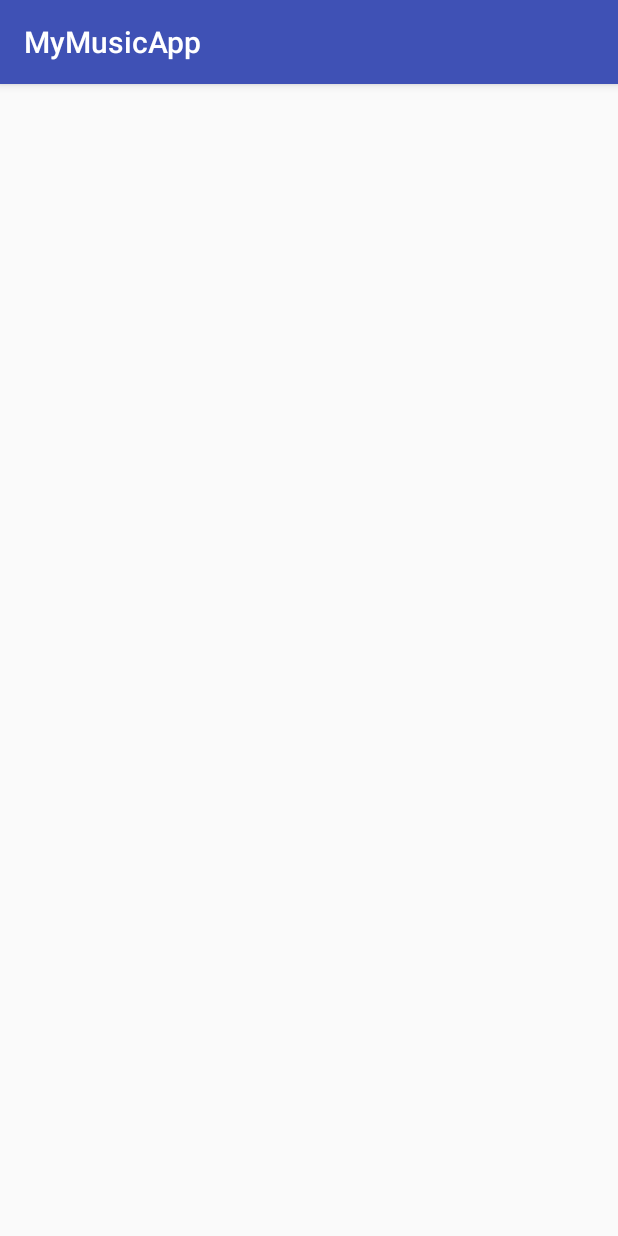
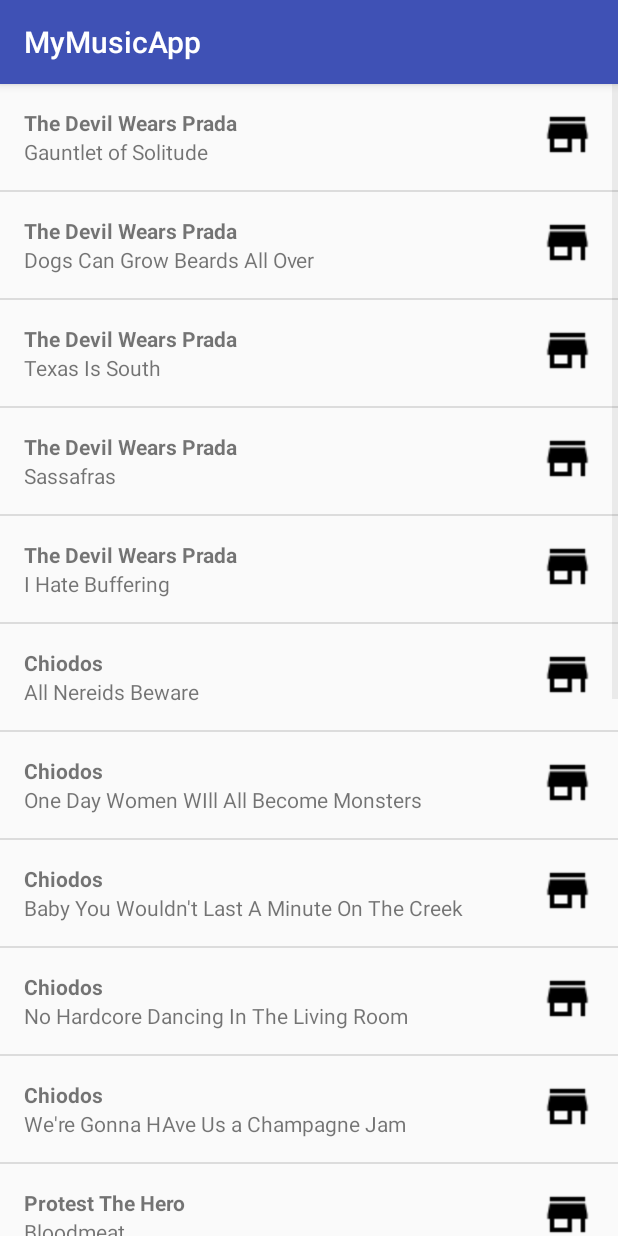
Before and after one commit to adinunzio10/MyMusicApp, an Android app: the StoreActivity screen opened directly, with no data from a screen before it, on a phone screen of 412 x 824 dp. Run offline under Robolectric (Android 15) with nearby library versions, the phone set to English and light mode, and no system bars.

Commit message:
completed store activity reusing same wordadapter from playlist activity.

```diff
--- a/app/src/main/java/com/example/adinu/mymusicapp/StoreActivity.java
+++ b/app/src/main/java/com/example/adinu/mymusicapp/StoreActivity.java
@@ -11,9 +11,50 @@ public class StoreActivity extends AppCompatActivity {
     @Override
     protected void onCreate(Bundle savedInstanceState) {
         super.onCreate(savedInstanceState);
-        setContentView(R.layout.activity_store);
+        setContentView(R.layout.words_list);
+
         // Create a list of words
+        ArrayList<Word> words = new ArrayList<>();
+        words.add(new Word("The Devil Wears Prada","Gauntlet of Solitude", R.drawable.ic_store_black_24dp));
+        words.add(new Word("The Devil Wears Prada","Dogs Can Grow Beards All Over", R.drawable.ic_store_black_24dp));
+        words.add(new Word("The Devil Wears Prada","Texas Is South", R.drawable.ic_store_black_24dp));
+        words.add(new Word("The Devil Wears Prada","Sassafras", R.drawable.ic_store_black_24dp));
+        words.add(new Word("The Devil Wears Prada","I Hate Buffering", R.drawable.ic_store_black_24dp));
+        words.add(new Word("Chiodos","All Nereids Beware", R.drawable.ic_store_black_24dp));
+        words.add(new Word("Chiodos","One Day Women WIll All Become Monsters", R.drawable.ic_store_black_24dp));
+        words.add(new Word("Chiodos","Baby You Wouldn't Last A Minute On The Creek", R.drawable.ic_store_black_24dp));
+        words.add(new Word("Chiodos","No Hardcore Dancing In The Living Room", R.drawable.ic_store_black_24dp));
+        words.add(new Word("Chiodos","We're Gonna HAve Us a Champagne Jam", R.drawable.ic_store_black_24dp));
+        words.add(new Word("Protest The Hero","Bloodmeat", R.drawable.ic_store_black_24dp));
+        words.add(new Word("Protest The Hero","The Dissentience", R.drawable.ic_store_black_24dp));
+        words.add(new Word("Protest The Hero","Bone Marrow", R.drawable.ic_store_black_24dp));
+        words.add(new Word("Protest The Hero","Palms Read", R.drawable.ic_store_black_24dp));
+        words.add(new Word("Protest The Hero","Spoils", R.drawable.ic_store_black_24dp));
+        words.add(new Word("Avenged Sevenfold","Chapter Four", R.drawable.ic_store_black_24dp));
+        words.add(new Word("Avenged Sevenfold","Eternal Rest", R.drawable.ic_store_black_24dp));
+        words.add(new Word("Avenged Sevenfold","Clairvoyant Disease", R.drawable.ic_store_black_24dp));
+        words.add(new Word("Avenged Sevenfold","Trashed And Scattered", R.drawable.ic_store_black_24dp));
+        words.add(new Word("Avenged Sevenfold","Seize the Day", R.drawable.ic_store_black_24dp));
+
+        // Create an {@link ArrayAdapter}, whose data source is a list of Strings. The
+        // adapter knows how to create layouts for each item in the list, using the
+        // simple_list_item_1.xml layout resource defined in the Android framework.
+        // This list item layout contains a single {@link TextView}, which the adapter will set to
+        // display a single word.
+        WordAdapter adapter = new WordAdapter(this, words);
+
+        // Find the {@link ListView} object in the view hierarchy of the {@link Activity}.
+        // There should be a {@link ListView} with the view ID called list, which is declared in the
+        // activity_numbers.xml layout file.
+        ListView listView = (ListView) findViewById(R.id.list);
+
+        // Make the {@link ListView} use the {@link ArrayAdapter} we created above, so that the
+        // {@link ListView} will display list items for each word in the list of words.
+        // Do this by calling the setAdapter method on the {@link ListView} object and pass in
+        // 1 argument, which is the {@link ArrayAdapter} with the variable name itemsAdapter.
+        listView.setAdapter(adapter);
+
+    }
 
 
-    }
 }
--- a/app/src/main/java/com/example/adinu/mymusicapp/Word.java
+++ b/app/src/main/java/com/example/adinu/mymusicapp/Word.java
@@ -8,18 +8,26 @@ public class Word {
     // Miwok translation of the word
     private String mSongName;
 
-    public Word(String artistName, String songName) {
+    private int mImageResourceId;
+
+    public Word(String artistName, String songName, int imageResourceId) {
         mArtistName = artistName;
         mSongName = songName;
+        mImageResourceId = imageResourceId;
     }
 
-    // Get the English Translation of the word
+    // Get the Artist Name for the song
     public String getArtistName() {
         return mArtistName;
     }
 
-    // Get the Miwok translation of the word
+    // Get the Song Name
     public String getSongName() {
         return mSongName;
     }
+
+    // Get the icon
+    public int getImageResourceID() {
+        return mImageResourceId;
+    }
 }
--- a/app/src/main/java/com/example/adinu/mymusicapp/WordAdapter.java
+++ b/app/src/main/java/com/example/adinu/mymusicapp/WordAdapter.java
@@ -7,7 +7,9 @@ import android.view.LayoutInflater;
 import android.view.View;
 import android.view.ViewGroup;
 import android.widget.ArrayAdapter;
+import android.widget.ImageView;
 import android.widget.TextView;
+import android.widget.ToggleButton;
 
 import java.util.ArrayList;
 
@@ -18,7 +20,7 @@ public class WordAdapter extends ArrayAdapter<Word> {
     private static final String LOG_TAG = WordAdapter.class.getSimpleName();
 
     // Create internal storage for array adapter.
-    private WordAdapter(Activity context, ArrayList<Word> words) {
+    public WordAdapter(Activity context, ArrayList<Word> words) {
         super(context, 0, words);
     }
 
@@ -31,13 +33,15 @@ public class WordAdapter extends ArrayAdapter<Word> {
                     R.layout.list_item, parent, false);
         }
 
-        Word mArtist = getItem(position);
+        Word currentWord = getItem(position);
         TextView artistView = (TextView) listItemView.findViewById(R.id.artist_text_view);
-        artistView.setText(mArtist.getArtistName());
+        artistView.setText(currentWord.getArtistName());
 
-        Word mSong = getItem(position);
         TextView songView = (TextView) listItemView.findViewById(R.id.song_text_view);
-        songView.setText(mSong.getSongName());
+        songView.setText(currentWord.getSongName());
+
+        ToggleButton iconView = (ToggleButton) listItemView.findViewById(R.id.list_item_icon);
+        iconView.setBackgroundResource(currentWord.getImageResourceID());
 
         return listItemView;
     }
--- a/app/src/main/res/layout/list_item.xml
+++ b/app/src/main/res/layout/list_item.xml
@@ -26,10 +26,10 @@
     </LinearLayout>
 
     <ToggleButton
-        android:id="@+id/toggleButton"
+        android:id="@+id/list_item_icon"
         style="@style/toggleButton"
-        android:layout_width="55dp"
-        android:layout_height="55dp"
+        android:layout_width="35dp"
+        android:layout_height="35dp"
         android:layout_alignParentEnd="true"
-        android:background="@drawable/ic_toggle_bg" />
+        />
 </RelativeLayout>
--- a/app/src/main/res/values/styles.xml
+++ b/app/src/main/res/values/styles.xml
@@ -40,4 +40,5 @@
         <item name="android:textOn"></item>
         <item name="android:textOff"></item>
     </style>
+
 </resources>
```
Also changed, not shown: app/src/main/java/com/example/adinu/mymusicapp/PlaylistActivity.java (+8 -8 lines), app/src/main/res/drawable/ic_play_circle_outline_black_24dp.png (added).
